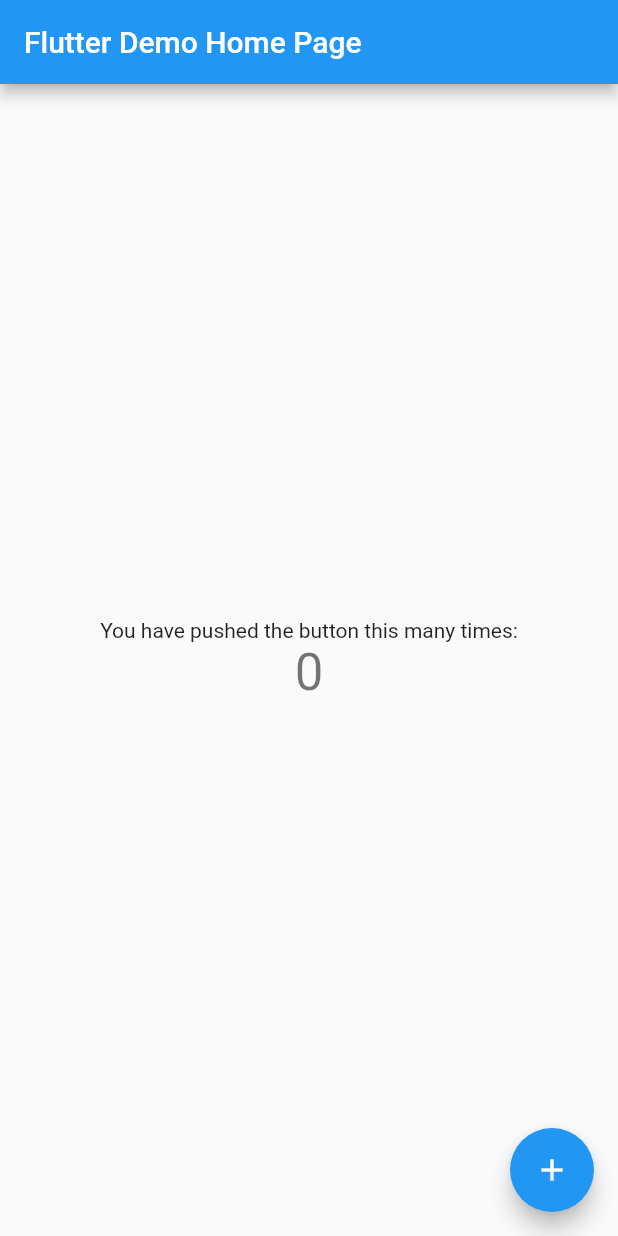
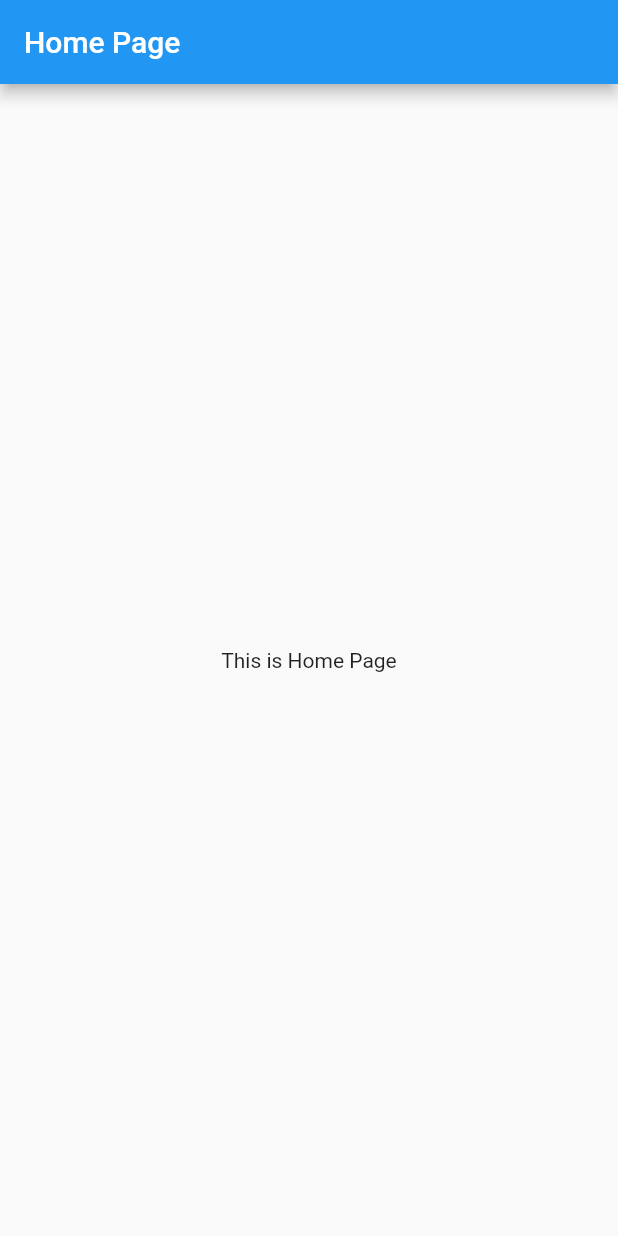
Before and after one commit to ChristianAsilo/pokedex-async-redux, a Flutter app: the screen it shows after launch, on a phone screen of 412 x 824 dp. Run offline on Flutter 3.47's test engine with Material 2 defaults, Android fonts, the phone set to English and light mode, and no system bars; our stand-ins replace async_redux, freezed_annotation; generated files the repository leaves out were written again.

Commit message:
feat: initial setup for asyn redux -Created a home page that display text -Added freezed files

```diff
--- a/analysis_options.yaml
+++ b/analysis_options.yaml
@@ -24,6 +24,9 @@ linter:
   rules:
     # avoid_print: false  # Uncomment to disable the `avoid_print` rule
     # prefer_single_quotes: true  # Uncomment to enable the `prefer_single_quotes` rule
-
+analyzer:
+  exclude:
+    - "**/*.g.dart"
+    - "**/*.freezed.dart"
 # Additional information about this file can be found at
 # https://dart.dev/guides/language/analysis-options
--- /dev/null
+++ b/lib/home_page.dart
@@ -0,0 +1,19 @@
+import 'package:flutter/material.dart';
+
+class HomePage extends StatelessWidget {
+  const HomePage({Key? key}) : super(key: key);
+
+  @override
+  Widget build(BuildContext context) {
+    return MaterialApp(
+      home: Scaffold(
+        appBar: AppBar(
+          title: const Text('Home Page'),
+        ),
+        body: const Center(
+          child: Text('This is Home Page'),
+        ),
+      ),
+    );
+  }
+}
--- a/lib/main.dart
+++ b/lib/main.dart
@@ -1,115 +1,19 @@
+import 'package:async_redux/async_redux.dart';
+import 'package:flutter/foundation.dart';
 import 'package:flutter/material.dart';
+import 'package:pokedex_async_redux/home_page.dart';
+import 'package:pokedex_async_redux/state/app_state.dart';
 
 void main() {
-  runApp(const MyApp());
+  final store = Store<AppState>(
+    initialState: AppState(),
+    actionObservers: kReleaseMode ? null : [ConsoleActionObserver<AppState>()],
+  );
+
+  runApp(
+    StoreProvider(
+      store: store,
+      child: const HomePage(),
+    ),
+  );
 }
-
-class MyApp extends StatelessWidget {
-  const MyApp({super.key});
-
-  // This widget is the root of your application.
-  @override
-  Widget build(BuildContext context) {
-    return MaterialApp(
-      title: 'Flutter Demo',
-      theme: ThemeData(
-        // This is the theme of your application.
-        //
-        // Try running your application with "flutter run". You'll see the
-        // application has a blue toolbar. Then, without quitting the app, try
-        // changing the primarySwatch below to Colors.green and then invoke
-        // "hot reload" (press "r" in the console where you ran "flutter run",
-        // or simply save your changes to "hot reload" in a Flutter IDE).
-        // Notice that the counter didn't reset back to zero; the application
-        // is not restarted.
-        primarySwatch: Colors.blue,
-      ),
-      home: const MyHomePage(title: 'Flutter Demo Home Page'),
-    );
-  }
-}
-
-class MyHomePage extends StatefulWidget {
-  const MyHomePage({super.key, required this.title});
-
-  // This widget is the home page of your application. It is stateful, meaning
-  // that it has a State object (defined below) that contains fields that affect
-  // how it looks.
-
-  // This class is the configuration for the state. It holds the values (in this
-  // case the title) provided by the parent (in this case the App widget) and
-  // used by the build method of the State. Fields in a Widget subclass are
-  // always marked "final".
-
-  final String title;
-
-  @override
-  State<MyHomePage> createState() => _MyHomePageState();
-}
-
-class _MyHomePageState extends State<MyHomePage> {
-  int _counter = 0;
-
-  void _incrementCounter() {
-    setState(() {
-      // This call to setState tells the Flutter framework that something has
-      // changed in this State, which causes it to rerun the build method below
-      // so that the display can reflect the updated values. If we changed
-      // _counter without calling setState(), then the build method would not be
-      // called again, and so nothing would appear to happen.
-      _counter++;
-    });
-  }
-
-  @override
-  Widget build(BuildContext context) {
-    // This method is rerun every time setState is called, for instance as done
-    // by the _incrementCounter method above.
-    //
-    // The Flutter framework has been optimized to make rerunning build methods
-    // fast, so that you can just rebuild anything that needs updating rather
-    // than having to individually change instances of widgets.
-    return Scaffold(
-      appBar: AppBar(
-        // Here we take the value from the MyHomePage object that was created by
-        // the App.build method, and use it to set our appbar title.
-        title: Text(widget.title),
-      ),
-      body: Center(
-        // Center is a layout widget. It takes a single child and positions it
-        // in the middle of the parent.
-        child: Column(
-          // Column is also a layout widget. It takes a list of children and
-          // arranges them vertically. By default, it sizes itself to fit its
-          // children horizontally, and tries to be as tall as its parent.
-          //
-          // Invoke "debug painting" (press "p" in the console, choose the
-          // "Toggle Debug Paint" action from the Flutter Inspector in Android
-          // Studio, or the "Toggle Debug Paint" command in Visual Studio Code)
-          // to see the wireframe for each widget.
-          //
-          // Column has various properties to control how it sizes itself and
-          // how it positions its children. Here we use mainAxisAlignment to
-          // center the children vertically; the main axis here is the vertical
-          // axis because Columns are vertical (the cross axis would be
-          // horizontal).
-          mainAxisAlignment: MainAxisAlignment.center,
-          children: <Widget>[
-            const Text(
-              'You have pushed the button this many times:',
-            ),
-            Text(
-              '$_counter',
-              style: Theme.of(context).textTheme.headline4,
-            ),
-          ],
-        ),
-      ),
-      floatingActionButton: FloatingActionButton(
-        onPressed: _incrementCounter,
-        tooltip: 'Increment',
-        child: const Icon(Icons.add),
-      ), // This trailing comma makes auto-formatting nicer for build methods.
-    );
-  }
-}
```
Also changed, not shown: lib/state/app_state.dart (added, +16 -0 lines), pubspec.lock, 1 other file.
